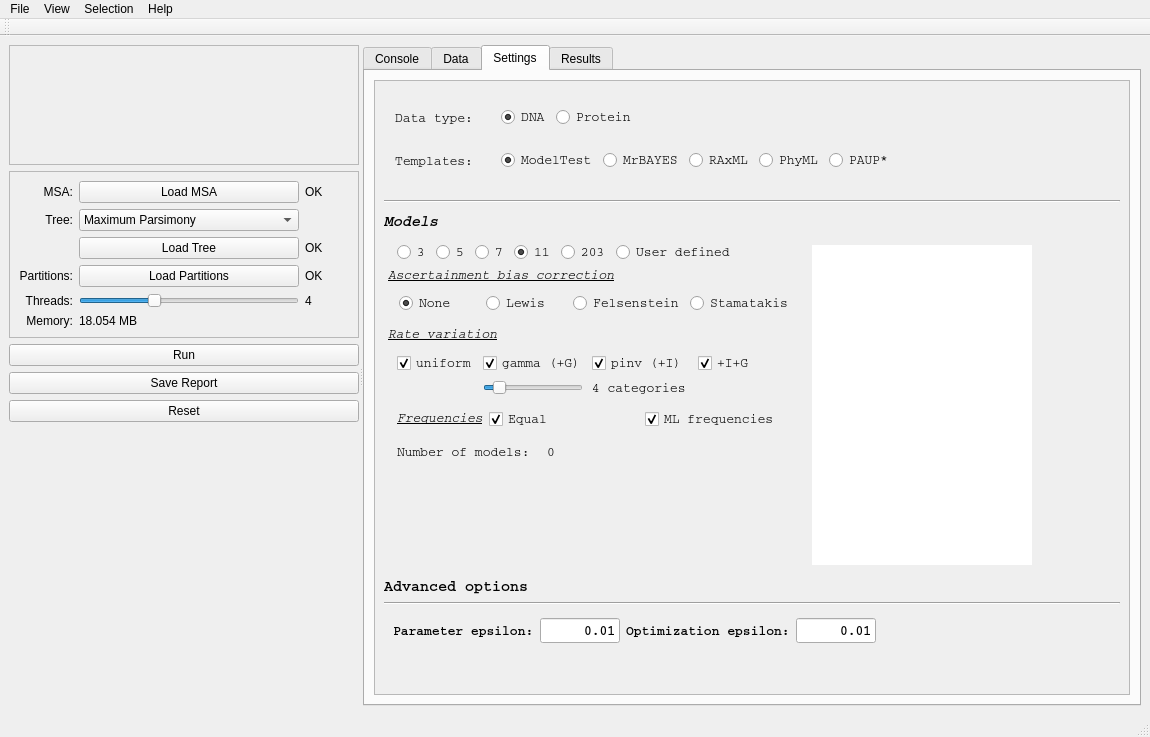
Before: the Qt Designer form src/gui2/xmodeltestfancy.ui in ddarriba/modeltest, drawn with Qt 5.
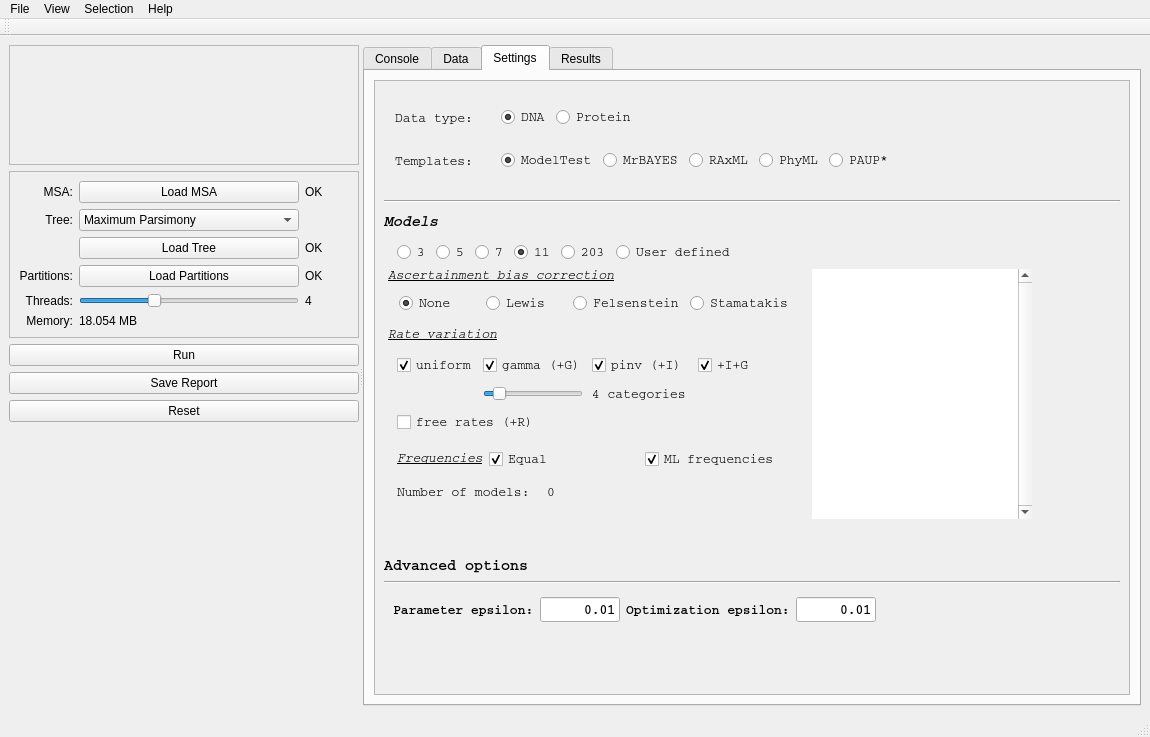
After: the same form once the commit is applied. The open tabs and pages were chosen to show the change. Icons and pictures are not drawn.

Commit message: free rate models

Patch:
```diff
--- a/src/gui2/xmodeltestfancy.ui
+++ b/src/gui2/xmodeltestfancy.ui
@@ -1121,7 +1121,7 @@
                      <property name="minimumSize">
                       <size>
                        <width>0</width>
-                       <height>330</height>
+                       <height>300</height>
                       </size>
                      </property>
                      <property name="frameShape">
@@ -1541,13 +1541,13 @@
                            <property name="minimumSize">
                             <size>
                              <width>0</width>
-                             <height>50</height>
+                             <height>90</height>
                             </size>
                            </property>
                            <property name="maximumSize">
                             <size>
                              <width>16777215</width>
-                             <height>50</height>
+                             <height>90</height>
                             </size>
                            </property>
                            <property name="frameShape">
@@ -1566,6 +1566,34 @@
                             <property name="bottomMargin">
                              <number>2</number>
                             </property>
+                            <item row="2" column="2">
+                             <widget class="QLabel" name="lblNCat">
+                              <property name="minimumSize">
+                               <size>
+                                <width>100</width>
+                                <height>20</height>
+                               </size>
+                              </property>
+                              <property name="maximumSize">
+                               <size>
+                                <width>100</width>
+                                <height>20</height>
+                               </size>
+                              </property>
+                              <property name="font">
+                               <font>
+                                <family>Courier</family>
+                                <pointsize>10</pointsize>
+                                <weight>50</weight>
+                                <italic>false</italic>
+                                <bold>false</bold>
+                               </font>
+                              </property>
+                              <property name="text">
+                               <string>4 categories</string>
+                              </property>
+                             </widget>
+                            </item>
                             <item row="0" column="0">
                              <widget class="QCheckBox" name="cbNoRateVarModels">
                               <property name="minimumSize">
@@ -1675,34 +1703,6 @@
                               </property>
                              </spacer>
                             </item>
-                            <item row="1" column="2">
-                             <widget class="QLabel" name="lblNCat">
-                              <property name="minimumSize">
-                               <size>
-                                <width>100</width>
-                                <height>20</height>
-                               </size>
-                              </property>
-                              <property name="maximumSize">
-                               <size>
-                                <width>100</width>
-                                <height>20</height>
-                               </size>
-                              </property>
-                              <property name="font">
-                               <font>
-                                <family>Courier</family>
-                                <pointsize>10</pointsize>
-                                <weight>50</weight>
-                                <italic>false</italic>
-                                <bold>false</bold>
-                               </font>
-                              </property>
-                              <property name="text">
-                               <string>4 categories</string>
-                              </property>
-                             </widget>
-                            </item>
                             <item row="0" column="1">
                              <widget class="QCheckBox" name="cbGModels">
                               <property name="minimumSize">
@@ -1737,7 +1737,7 @@
                               </property>
                              </widget>
                             </item>
-                            <item row="1" column="1">
+                            <item row="2" column="1">
                              <widget class="QSlider" name="sliderNCat">
                               <property name="minimumSize">
                                <size>
@@ -1780,6 +1780,18 @@
                               </property>
                              </widget>
                             </item>
+                            <item row="3" column="0" colspan="2">
+                             <widget class="QCheckBox" name="cbFreeRates">
+                              <property name="font">
+                               <font>
+                                <family>Courier</family>
+                               </font>
+                              </property>
+                              <property name="text">
+                               <string>free rates (+R)</string>
+                              </property>
+                             </widget>
+                            </item>
                            </layout>
                           </widget>
                          </item>
@@ -2053,13 +2065,13 @@
                         <property name="minimumSize">
                          <size>
                           <width>220</width>
-                          <height>300</height>
+                          <height>250</height>
                          </size>
                         </property>
                         <property name="maximumSize">
                          <size>
                           <width>220</width>
-                          <height>320</height>
+                          <height>250</height>
                          </size>
                         </property>
                         <property name="font">
@@ -2073,6 +2085,9 @@
                         <property name="toolTip">
                          <string>Substitution schemes (DNA) or empirical matrices (protein)</string>
                         </property>
+                        <property name="autoFillBackground">
+                         <bool>false</bool>
+                        </property>
                         <property name="frameShape">
                          <enum>QFrame::NoFrame</enum>
                         </property>
@@ -2082,6 +2097,9 @@
                         <property name="lineWidth">
                          <number>0</number>
                         </property>
+                        <property name="verticalScrollBarPolicy">
+                         <enum>Qt::ScrollBarAlwaysOn</enum>
+                        </property>
                         <property name="autoScroll">
                          <bool>false</bool>
                         </property>
```
Left out of the diff: 2 changed lines with no effect on the pictures. The commit also changes 16 other files.
